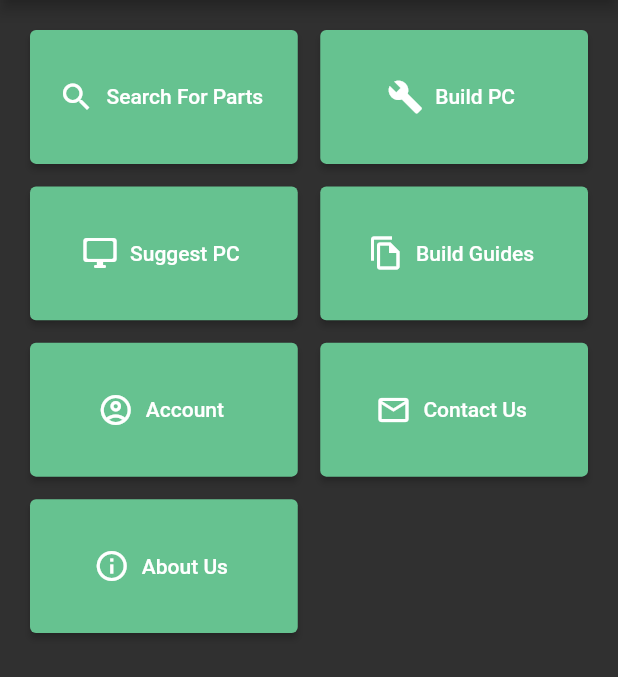
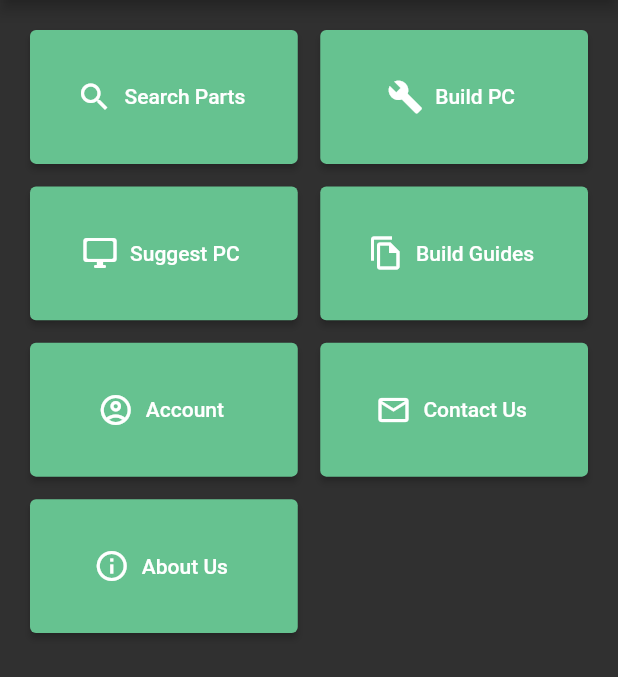
Before and after one commit to gcisneros310/QuickPC, a Flutter app: the Home screen opened by its route, on a phone screen of 412 x 824 dp, the part 84-761 px from its top. Run offline on Flutter 3.47's test engine with Material 2 defaults, Android fonts, the light colour scheme and no system bars; our stand-ins replace google_fonts.

```diff
--- a/lib/pages/home.dart
+++ b/lib/pages/home.dart
@@ -37,7 +37,7 @@ class _HomeState extends State<Home> {
               Navigator.pushNamed(context, '/pick_search');
             },
             icon: Icon(Icons.search),
-            label: Text('Search For Parts'),
+            label: Text('Search Parts'),
             style: ElevatedButton.styleFrom(
               primary: logoColor
             )
```
